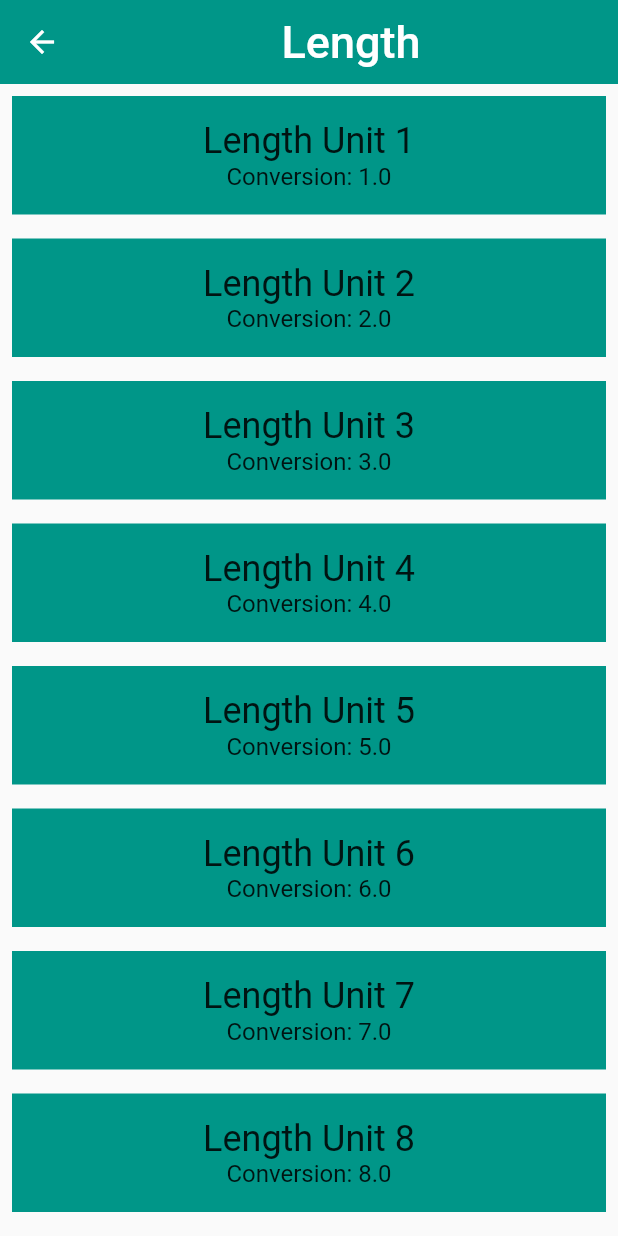
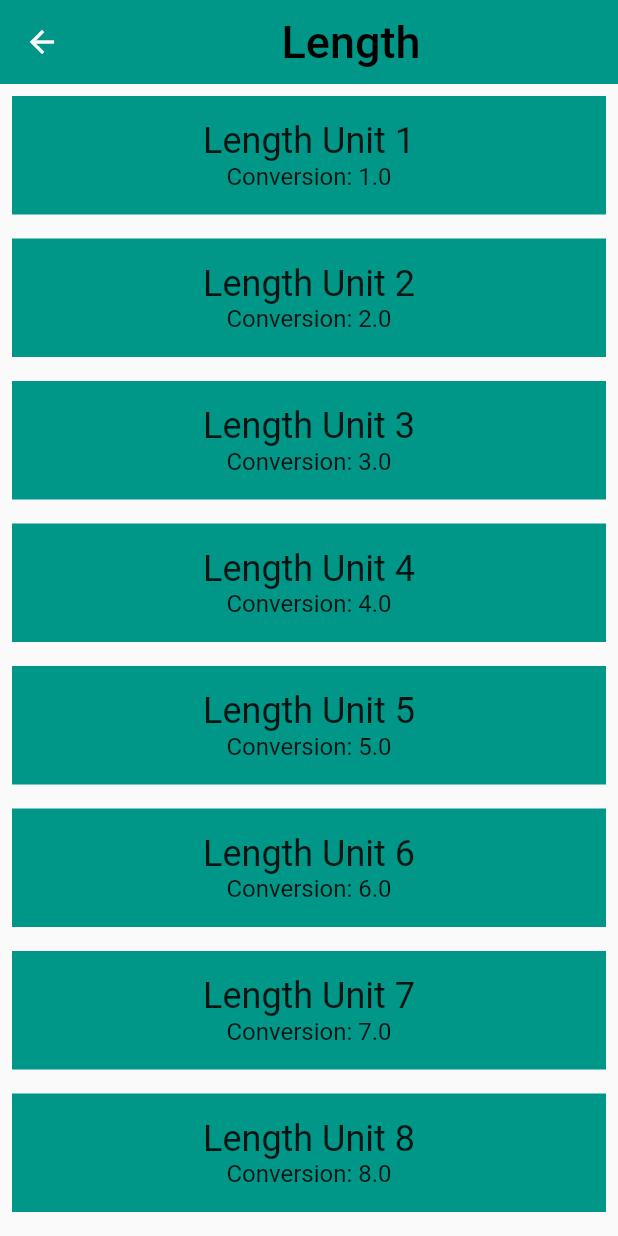
Before and after one commit to CillianMyles/unit-converter, a Flutter app: the screen it shows after launch, after a tap on "Length", on a phone screen of 412 x 824 dp. Run offline on Flutter 3.47's test engine with Material 2 defaults, Android fonts, the phone set to English and light mode, and no system bars.

Commit message:
abstract some variables to constants file; add meta tags for PODOs;

```diff
--- a/lib/category.dart
+++ b/lib/category.dart
@@ -6,6 +6,8 @@ import 'package:unit_converter/unit.dart';
 const _rowHeight = 100.0;
 final _borderRadius = BorderRadius.circular(_rowHeight / 2);
 
+@sealed
+@immutable
 class Category extends StatelessWidget {
   final String name;
   final ColorSwatch color;
--- a/lib/category_route.dart
+++ b/lib/category_route.dart
@@ -1,11 +1,8 @@
 import 'package:flutter/material.dart';
 import 'package:unit_converter/category.dart';
+import 'package:unit_converter/constants.dart';
 import 'package:unit_converter/unit.dart';
 
-const _appName = 'Unit Converter';
-const _titleSize = 30.0;
-const _titleColor = Colors.black;
-final _bgColor = Colors.green[100];
 const _defaultIcon = Icons.cake;
 
 class CategoryRoute extends StatefulWidget {
@@ -58,15 +55,15 @@ class _CategoryRouteState extends State<CategoryRoute> {
   @override
   Widget build(BuildContext context) {
     final appBar = AppBar(
-      backgroundColor: _bgColor,
+      backgroundColor: bgColor,
       elevation: 0.0,
       centerTitle: true,
       title: Center(
         child: Text(
-          _appName,
+          appName,
           style: TextStyle(
-            fontSize: _titleSize,
-            color: _titleColor,
+            fontSize: titleSize,
+            color: titleColor,
           ),
         ),
       ),
@@ -83,7 +80,7 @@ class _CategoryRouteState extends State<CategoryRoute> {
     }
 
     final listView = Container(
-      color: _bgColor,
+      color: bgColor,
       padding: EdgeInsets.symmetric(horizontal: 8.0),
       child: _buildCategoryWidgets(categories),
     );
--- /dev/null
+++ b/lib/constants.dart
@@ -0,0 +1,6 @@
+import 'package:flutter/material.dart';
+
+const appName = 'Unit Converter';
+const titleSize = 30.0;
+const titleColor = Colors.black;
+final bgColor = Colors.green[100];
--- a/lib/converter_route.dart
+++ b/lib/converter_route.dart
@@ -1,5 +1,6 @@
 import 'package:flutter/material.dart';
 import 'package:meta/meta.dart';
+import 'package:unit_converter/constants.dart';
 import 'package:unit_converter/unit.dart';
 
 class ConverterRoute extends StatefulWidget {
@@ -29,7 +30,8 @@ class _ConverterRouteState extends State<ConverterRoute> {
         child: Text(
           widget.name,
           style: TextStyle(
-            fontSize: 30.0,
+            fontSize: titleSize,
+            color: titleColor,
           ),
         ),
       ),
--- a/lib/main.dart
+++ b/lib/main.dart
@@ -1,8 +1,6 @@
 import 'package:flutter/material.dart';
 import 'package:unit_converter/category_route.dart';
-
-const _appName = 'Unit Converter';
-final _bgColor = Colors.green[100];
+import 'package:unit_converter/constants.dart';
 
 void main() => runApp(UnitConverterApp());
 
@@ -11,9 +9,9 @@ class UnitConverterApp extends StatelessWidget {
   Widget build(BuildContext context) {
     return MaterialApp(
       debugShowCheckedModeBanner: false,
-      title: _appName,
+      title: appName,
       home: Scaffold(
-        backgroundColor: _bgColor,
+        backgroundColor: bgColor,
         body: CategoryRoute(),
       ),
     );
--- a/lib/unit.dart
+++ b/lib/unit.dart
@@ -1,5 +1,7 @@
 import 'package:meta/meta.dart';
 
+@sealed
+@immutable
 class Unit {
   final String name;
   final double conversion;
```
